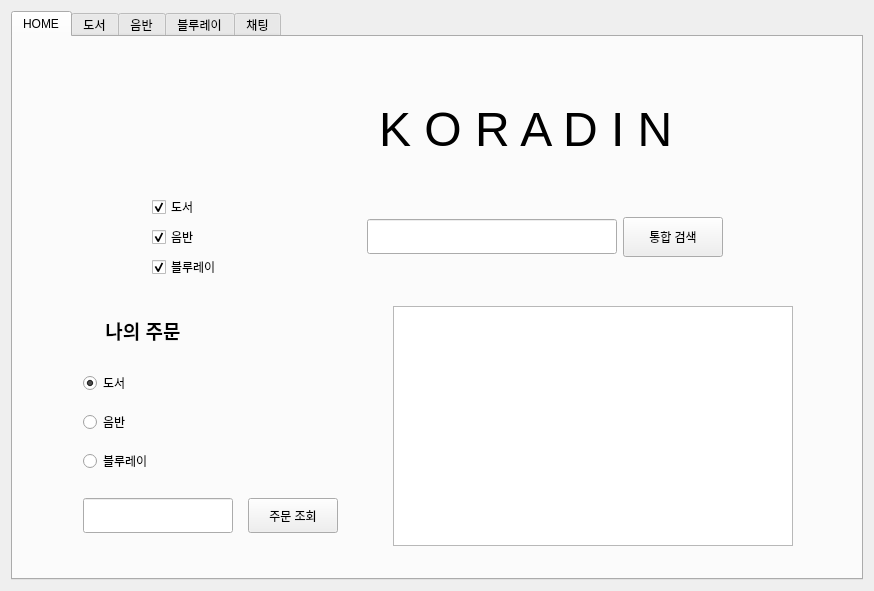
This is client.ui in Henry93s/koradin as Qt 5 draws it before an edit. The edited form follows.
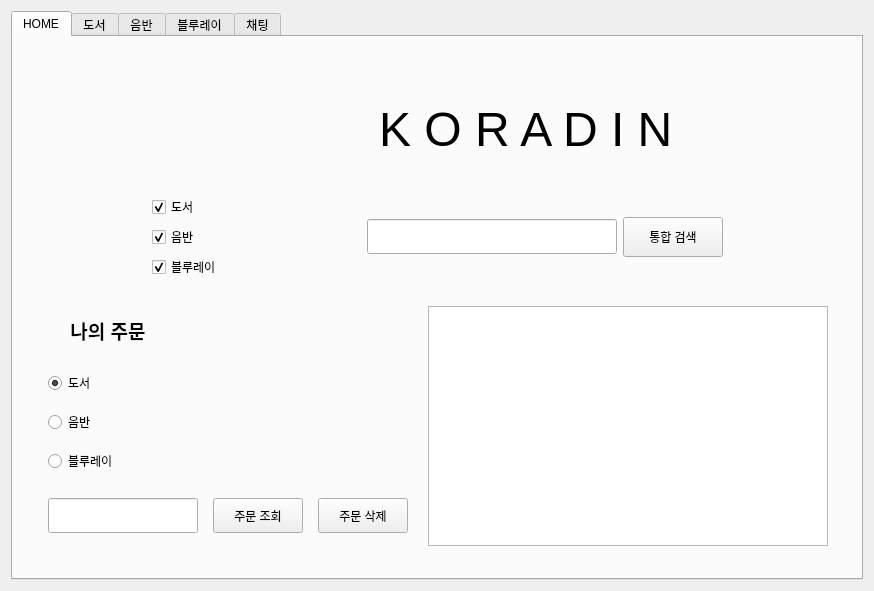
This is the edited form.

Commit message: Feat: Book, Music, Blueray 상품 Order 추가 및 삭제 기능 추가

Patch:
```diff
--- a/client.ui
+++ b/client.ui
@@ -399,6 +399,31 @@
                 </property>
                </widget>
               </item>
+              <item>
+               <widget class="QPushButton" name="home_orderDelete_pushButton">
+                <property name="sizePolicy">
+                 <sizepolicy hsizetype="Fixed" vsizetype="Fixed">
+                  <horstretch>0</horstretch>
+                  <verstretch>0</verstretch>
+                 </sizepolicy>
+                </property>
+                <property name="minimumSize">
+                 <size>
+                  <width>90</width>
+                  <height>35</height>
+                 </size>
+                </property>
+                <property name="maximumSize">
+                 <size>
+                  <width>90</width>
+                  <height>35</height>
+                 </size>
+                </property>
+                <property name="text">
+                 <string>주문 삭제</string>
+                </property>
+               </widget>
+              </item>
              </layout>
             </item>
            </layout>
```
The commit also changes 17 other files.
